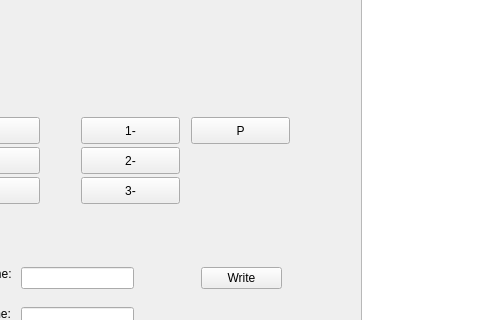
The window that qtEx/mainwindow.ui (wieker/Hantek6022BL) describes before a commit, drawn with Qt 5; both pictures show x 299 to 779 and y 220 to 540 of the 1310 by 671 pixel window.
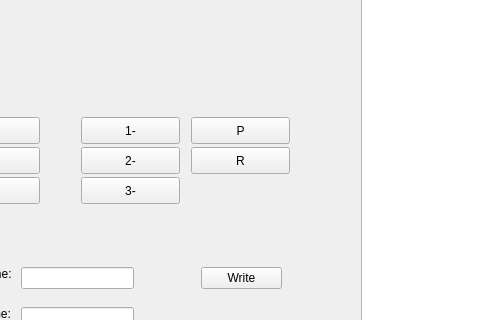
The same window after the commit.

```diff
--- a/qtEx/mainwindow.ui
+++ b/qtEx/mainwindow.ui
@@ -246,6 +246,19 @@
      <string>Write</string>
     </property>
    </widget>
+   <widget class="QPushButton" name="pushButton_9">
+    <property name="geometry">
+     <rect>
+      <x>490</x>
+      <y>350</y>
+      <width>99</width>
+      <height>27</height>
+     </rect>
+    </property>
+    <property name="text">
+     <string>R</string>
+    </property>
+   </widget>
   </widget>
   <widget class="QMenuBar" name="menuBar">
    <property name="geometry">
```
